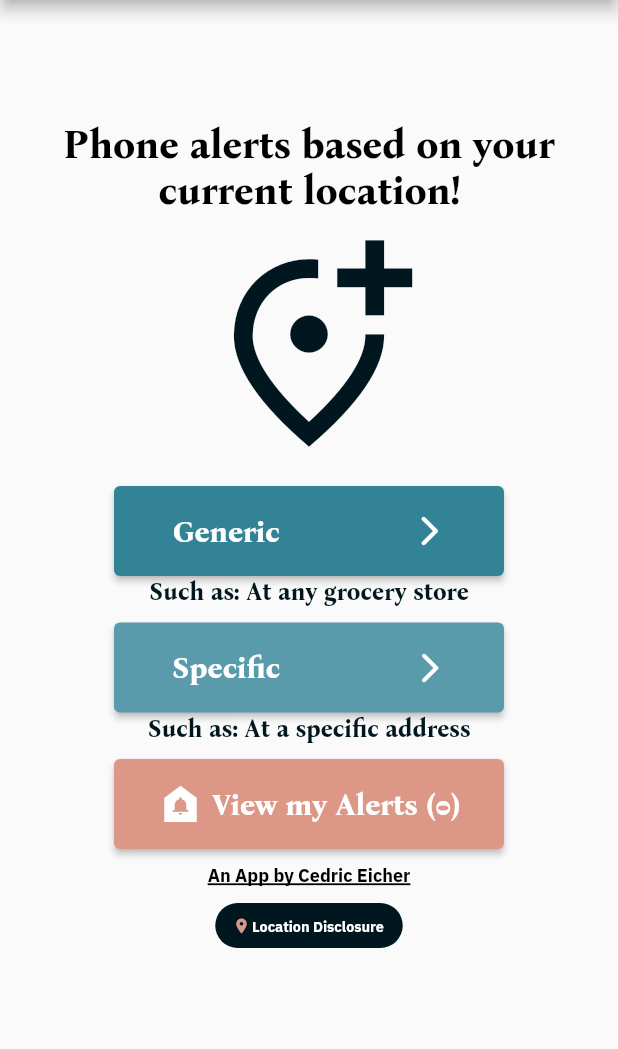
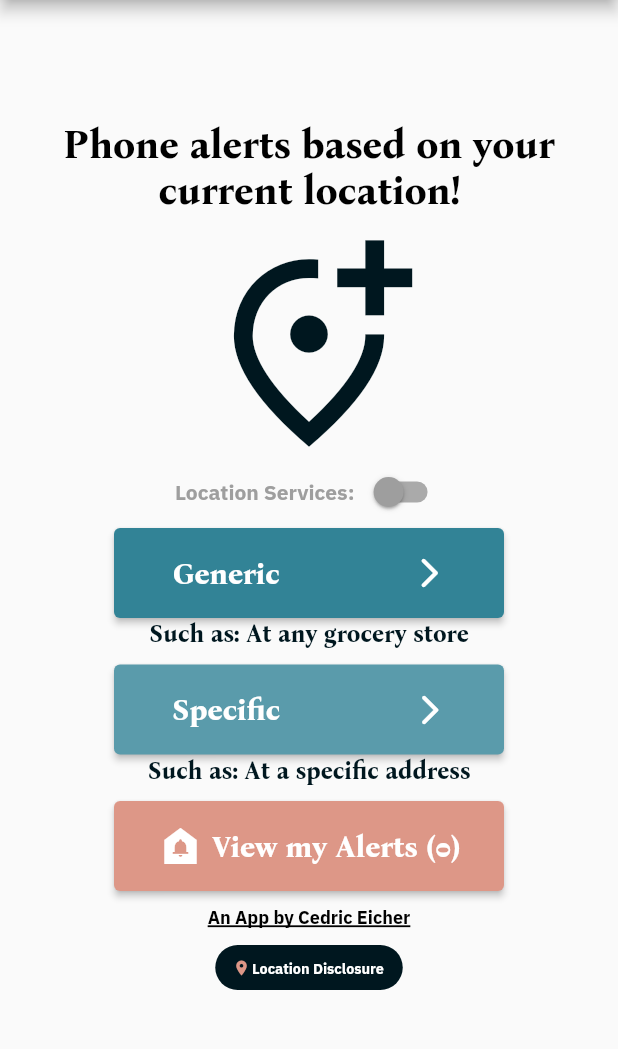
Before and after one commit to cedriceicher10/LocationsAlertApp, a Flutter app: the screen it shows after launch, after a tap on "Acknowledge", on a phone screen of 412 x 824 dp, the part 84-1133 px from its top. Run offline on Flutter 3.47's test engine with Material 2 defaults, Android fonts, the phone set to English and light mode, and no system bars; our stand-ins replace animated_splash_screen, cloud_firestore, firebase_core, location, page_transition, shared_preferences; accounts and stored records are empty.

Commit message:
Moved app icon to the left slightly to center. Added location toggle and reworked how location is asked for

```diff
--- a/lib/start_screen.dart
+++ b/lib/start_screen.dart
@@ -75,6 +75,8 @@ class _StartScreenState extends State<StartScreen> {
   final double buttonSpacing = 10;
 
   final LocationServices _locationServices = LocationServices();
+  bool locationSwitch = false;
+  Color locationSwitchColor = Colors.grey;
 
   @override
   Widget build(BuildContext context) {
@@ -115,7 +117,22 @@ class _StartScreenState extends State<StartScreen> {
     await generateUniqueUserId();
     // Tally the number of uncompleted alerts for the My Alerts button
     await setAlertCount();
+    await locationToggleCheck();
     return true;
+  }
+
+  Future<void> locationToggleCheck() async {
+    SharedPreferences prefs = await SharedPreferences.getInstance();
+    bool? showLocationDisclosure = prefs.getBool('showLocationDisclosure');
+    if ((locationSwitch) &&
+        ((showLocationDisclosure == false) &&
+            (showLocationDisclosure != null))) {
+      await _locationServices.getLocation();
+      if (_locationServices.permitted) {
+        // Location is turned on
+        print('LOCATION SERVICES: ON');
+      }
+    }
   }
 
   Future<void> setAlertCount() async {
@@ -175,13 +192,6 @@ class _StartScreenState extends State<StartScreen> {
     // Show the disclosure if it's the first time or user has previously dismissed location services
     if ((showLocationDisclosure == null) || (showLocationDisclosure == true)) {
       showLocationDisclosureAlert(context, prefs);
-    } else {
-      // If the user has previously accepted location services, now check to see if location is on
-      await _locationServices.getLocation();
-      if (_locationServices.permitted) {
-        // Location is turned on
-        print('LOCATION SERVICES: ON');
-      }
     }
   }
 
@@ -235,12 +245,6 @@ class _StartScreenState extends State<StartScreen> {
           onPressed: () async {
             Navigator.of(context).pop();
             prefs.setBool('showLocationDisclosure', false);
-            // Turn on and get location
-            await _locationServices.getLocation();
-            if (_locationServices.permitted) {
-              // Location is turned on
-              print('LOCATION SERVICES: ON');
-            }
           },
         )
       ],
@@ -291,7 +295,7 @@ class _StartScreenState extends State<StartScreen> {
             color: Color(s_blackBlue),
             size: 150,
           ),
-          SizedBox(height: buttonSpacing * 2),
+          locationToggle(),
           genericLocationButton(context, 'Generic'),
           genericHelpText(),
           SizedBox(height: buttonSpacing),
@@ -314,6 +318,43 @@ class _StartScreenState extends State<StartScreen> {
         font: s_font_BonaNova,
         weight: FontWeight.bold,
         align: TextAlign.center);
+  }
+
+  Widget locationToggle() {
+    return Row(mainAxisAlignment: MainAxisAlignment.center, children: [
+      FormattedText(
+          text: 'Location Services: ',
+          size: s_fontSizeExtraSmall + 2,
+          color: locationSwitchColor,
+          font: s_font_IBMPlexSans,
+          weight: FontWeight.bold,
+          align: TextAlign.center),
+      Switch(
+        inactiveThumbColor: Colors.grey,
+        activeTrackColor: Colors.lightGreenAccent,
+        activeColor: Colors.green,
+        value: locationSwitch,
+        onChanged: (value) async {
+          SharedPreferences prefs = await SharedPreferences.getInstance();
+          bool? showLocationDisclosure =
+              prefs.getBool('showLocationDisclosure');
+          if ((showLocationDisclosure == false) &&
+              (showLocationDisclosure != null)) {
+            setState(() {
+              locationSwitch = value;
+              if (locationSwitchColor == Colors.grey) {
+                locationSwitchColor = Colors.green;
+              } else {
+                locationSwitchColor = Colors.grey;
+              }
+              print('Location Switch: ' + locationSwitch.toString());
+            });
+          } else {
+            showLocationDisclosureAlert(context, prefs);
+          }
+        },
+      ),
+    ]);
   }
 
   Widget genericLocationButton(BuildContext context, String text) {
```
Also changed, not shown: assets/images/app_icon.png, 20 other files.
